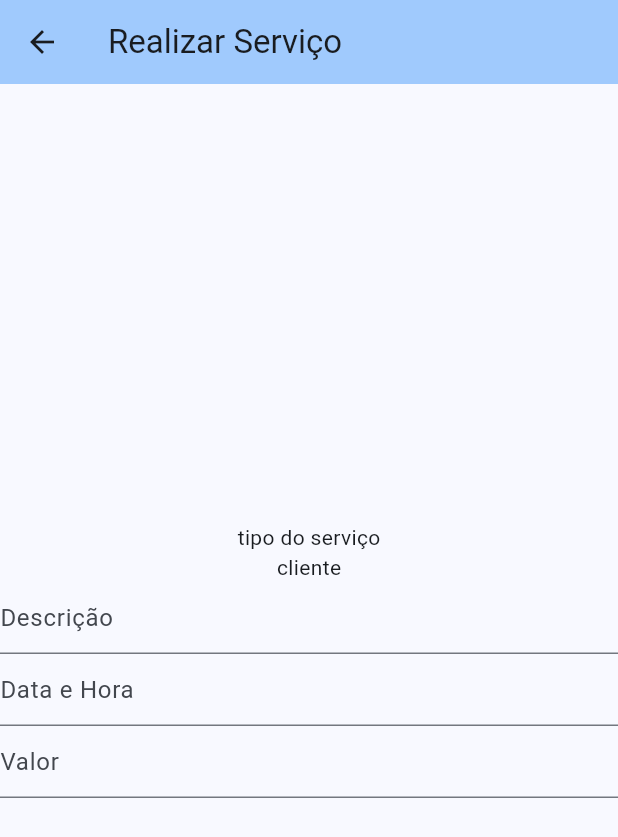
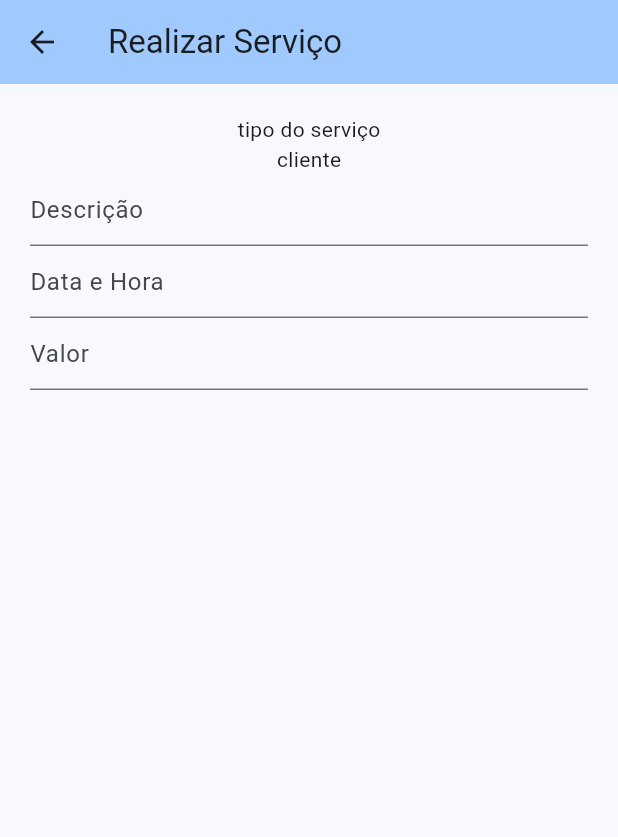
Before and after one commit to NikolasSilvaLunkes/flutter, a Flutter app: the screen it shows after launch, after a tap on "Realizar serviço", on a phone screen of 412 x 824 dp. Shown: the top 837 px of the screen. Run offline on Flutter 3.47's test engine with Material 3 defaults, Android fonts, the phone set to English and light mode, and no system bars.

Commit message:
componente container

```diff
--- a/app/lib/components/es_container.dart
+++ b/app/lib/components/es_container.dart
@@ -7,14 +7,12 @@ class ESContainer extends StatelessWidget{
   @override
   Widget build(BuildContext context) {
     return Container(
-      padding: EdgeInsets.symmetric(horizontal: 20, vertical: 20),
+      padding: const EdgeInsets.symmetric(horizontal: 20, vertical: 20),
       child: Column(
         mainAxisAlignment: MainAxisAlignment.start,
         children: widgets
       )
     );
-
-
   }
 
 }
--- a/app/lib/pages/home.dart
+++ b/app/lib/pages/home.dart
@@ -1,5 +1,5 @@
 
-import 'package:app/pages/cadastro_clientes_page.dart';
+import 'package:app/components/es_container.dart';
 import 'package:flutter/material.dart';
 
 class MyHomePage extends StatefulWidget {
@@ -19,10 +19,8 @@ class _MyHomePageState extends State<MyHomePage> {
         backgroundColor: Theme.of(context).colorScheme.inversePrimary,
         title: Text(widget.title),
       ),
-      body: Center(
-        child: Column(
-          mainAxisAlignment: MainAxisAlignment.center,
-          children: <Widget>[
+      body: ESContainer(
+        widgets: [
             ElevatedButton(
               onPressed: () {
                 Navigator.of(context).pushNamed('/clientes');
@@ -51,7 +49,6 @@ class _MyHomePageState extends State<MyHomePage> {
               child: const Text('Serviços Realizados')
             )
           ],
-        ),
       ),
     );
   }
--- a/app/lib/pages/realizar_servico.dart
+++ b/app/lib/pages/realizar_servico.dart
@@ -1,4 +1,5 @@
 
+import 'package:app/components/es_container.dart';
 import 'package:flutter/material.dart';
 
 class RealizarServicoPage extends StatefulWidget {
@@ -18,19 +19,16 @@ class _RealizarServicoPageState extends State<RealizarServicoPage> {
         backgroundColor: Theme.of(context).colorScheme.inversePrimary,
         title: Text(widget.title),
       ),
-      body: Center(
-        child: Column(
-          mainAxisAlignment: MainAxisAlignment.center,
-          children: <Widget>[
-            Text('tipo do serviço'),
-            Text('cliente'),
-            TextFormField(decoration: InputDecoration(hintText: 'Descrição'),),
-            TextFormField(decoration: InputDecoration(hintText: 'Data e Hora'),),
-            TextFormField(decoration: InputDecoration(hintText: 'Valor'),)
+      body: ESContainer(
+        widgets: [
+            const Text('tipo do serviço'),
+            const Text('cliente'),
+            TextFormField(decoration: const InputDecoration(hintText: 'Descrição'),),
+            TextFormField(decoration: const InputDecoration(hintText: 'Data e Hora'),),
+            TextFormField(decoration: const InputDecoration(hintText: 'Valor'),)
 
           ],
         ),
-      ),
     );
   }
 }
```
Also changed, not shown: app/lib/pages/cadastro_tipos_servico.dart (+6 -16 lines), app/lib/pages/lista_clientes_page.dart (+3 -5 lines), app/lib/pages/lista_tipos_servico_page.dart (+3 -5 lines), app/lib/pages/servicos_realizados.dart (+3 -13 lines), app/lib/components/es_menu.dart (added).
